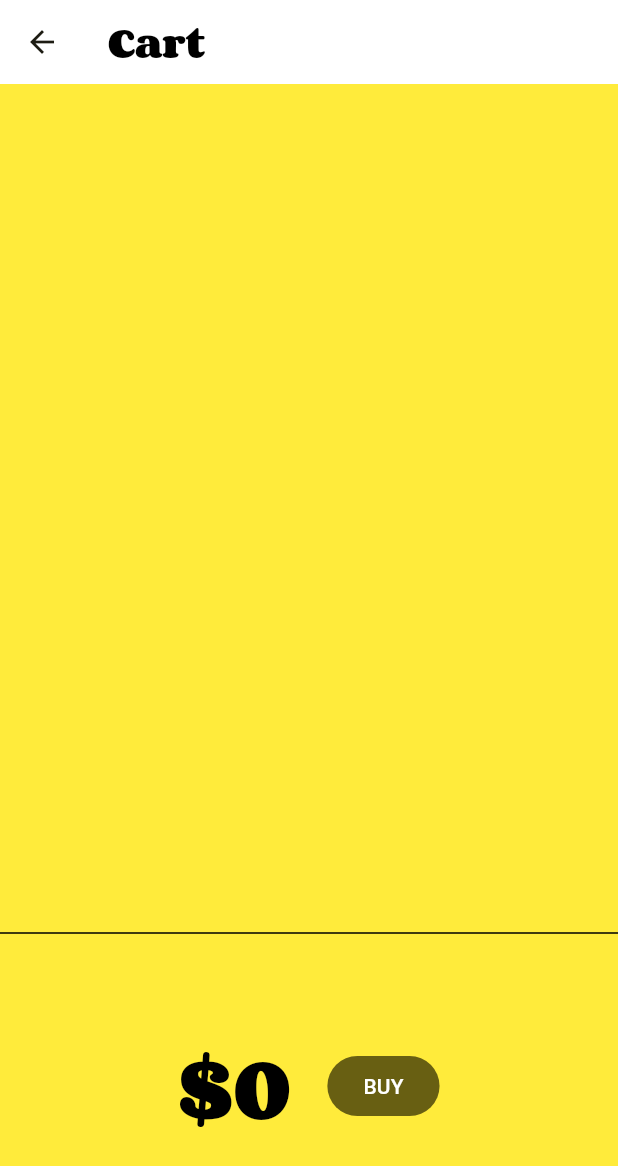
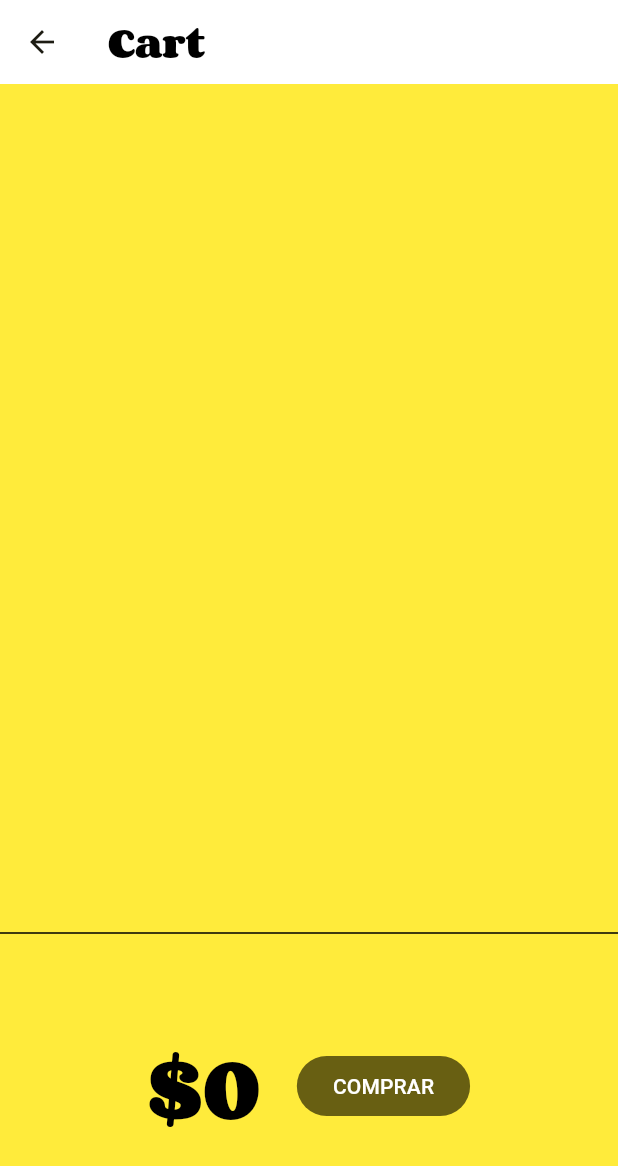
Before and after one commit to romivita/appium-flutter-app, a Flutter app: the MyCart screen opened by its route, on a phone screen of 412 x 824 dp. Shown: the top 1166 px of the screen. Run offline on Flutter 3.47's test engine with Material 3 defaults, Android fonts, the phone set to English and light mode, and no system bars; our stand-ins replace go_router; missing offline and left inert: flutter_driver, window_size.

Commit message:
test: cart

```diff
--- a/provider_shopper/lib/screens/cart.dart
+++ b/provider_shopper/lib/screens/cart.dart
@@ -91,7 +91,7 @@ class _CartTotal extends StatelessWidget {
                     const SnackBar(content: Text('Buying not supported yet.')));
               },
               style: TextButton.styleFrom(foregroundColor: Colors.white),
-              child: const Text('BUY'),
+              child: const Text('COMPRAR'),
             ),
           ],
         ),
```
